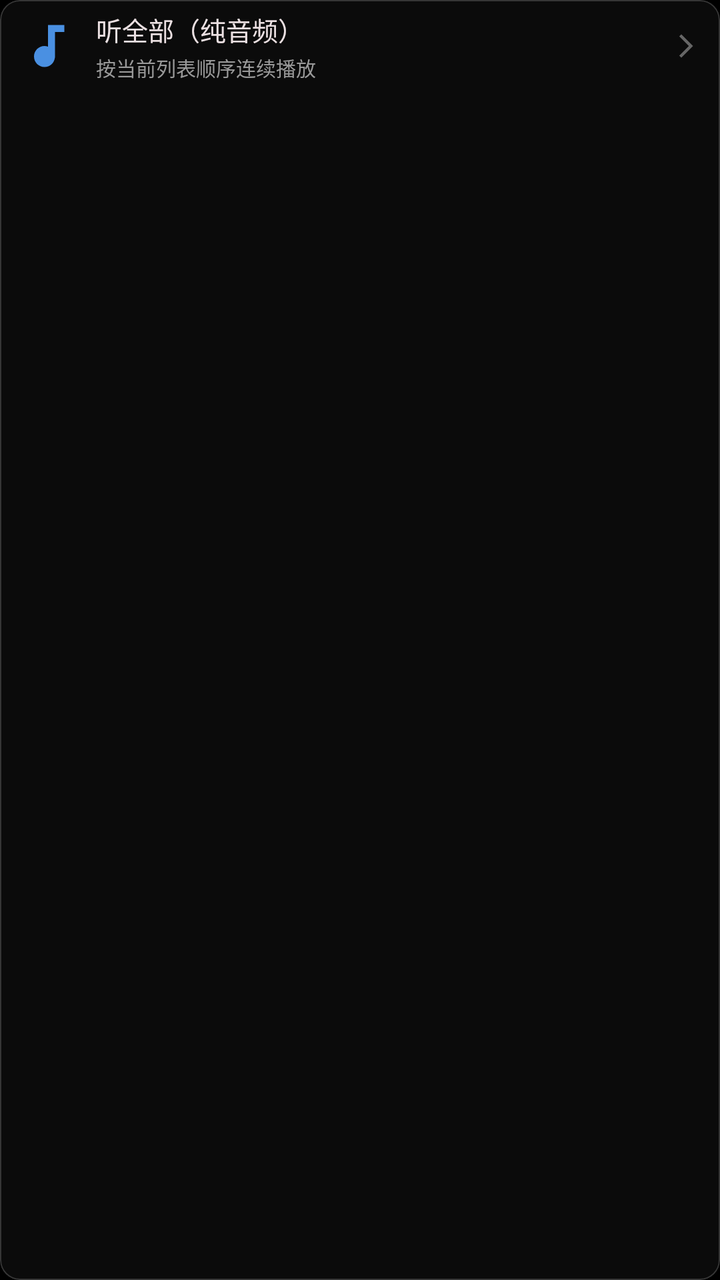
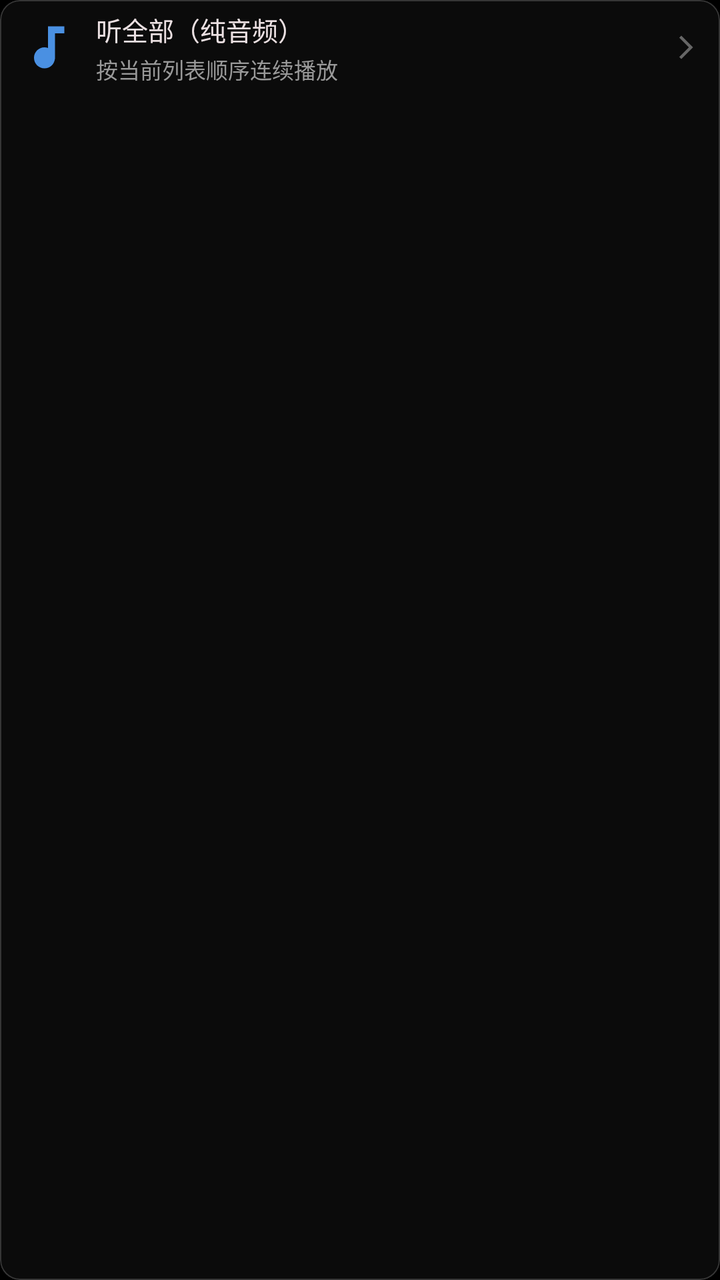

Compare the two renders of this Android layout. The source of the first and the diff that turns it into the second are given below.
<!-- AndroidManifest.xml: application theme Theme.BiliClient -->
<!-- res/layout/view_audio_entry_card.xml -->
<?xml version="1.0" encoding="utf-8"?>
<com.google.android.material.card.MaterialCardView
    xmlns:android="http://schemas.android.com/apk/res/android"
    xmlns:app="http://schemas.android.com/apk/res-auto"
    android:id="@+id/audioEntryCard"
    android:layout_width="match_parent"
    android:layout_height="wrap_content"
    android:layout_marginHorizontal="@dimen/activity_padding_horizontal"
    android:layout_marginVertical="@dimen/list_margin_vertical"
    app:cardBackgroundColor="@color/card_bg_new"
    app:cardCornerRadius="@dimen/card_round_new"
    app:cardElevation="0dp"
    app:strokeColor="@color/card_border_new"
    app:strokeWidth="@dimen/card_stroke_new">

    <LinearLayout
        android:layout_width="match_parent"
        android:layout_height="wrap_content"
        android:gravity="center_vertical"
        android:orientation="horizontal"
        android:paddingHorizontal="10dp"
        android:paddingVertical="5dp">

        <ImageView
            android:id="@+id/audioEntryIcon"
            android:layout_width="28dp"
            android:layout_height="28dp"
            android:contentDescription="纯音频播放"
            android:src="@drawable/icon_audio_only_on" />

        <LinearLayout
            android:layout_width="0dp"
            android:layout_height="wrap_content"
            android:layout_marginStart="10dp"
            android:layout_weight="1"
            android:orientation="vertical">

            <TextView
                android:id="@+id/audioEntryTitle"
                android:layout_width="match_parent"
                android:layout_height="wrap_content"
                android:ellipsize="end"
                android:singleLine="true"
                android:text="听全部（纯音频）"
                android:textColor="@color/textwhite"
                android:textSize="13sp" />

            <TextView
                android:id="@+id/audioEntrySub"
                android:layout_width="match_parent"
                android:layout_height="wrap_content"
                android:layout_marginTop="2dp"
                android:ellipsize="end"
                android:singleLine="true"
                android:text="按当前列表顺序连续播放"
                android:textColor="@color/text_gray"
                android:textSize="10sp" />
        </LinearLayout>

        <ImageView
            android:id="@+id/audioEntryArrow"
            android:layout_width="14dp"
            android:layout_height="14dp"
            android:contentDescription="进入播放"
            android:src="@drawable/arrow_forward"
            app:tint="@color/text_dim" />
    </LinearLayout>

</com.google.android.material.card.MaterialCardView>
<!-- resources referenced by this layout -->
<resources>
  <color name="card_bg_new">#4D262626</color>
  <color name="card_border_new">#363636</color>
  <color name="text_dim">#666666</color>
  <color name="text_gray">#999999</color>
  <color name="textwhite">#ebe0e2</color>
  <dimen name="activity_padding_horizontal">6dp</dimen>
  <dimen name="card_round_new">10dp</dimen>
  <dimen name="card_stroke_new">0.5dp</dimen>
  <dimen name="list_margin_vertical">2dp</dimen>
  <!-- drawable arrow_forward (drawable) -->
  <vector xmlns:android="http://schemas.android.com/apk/res/android"
      android:width="18dp"
      android:height="18dp"
      android:viewportWidth="24"
      android:viewportHeight="24">
      <path
          android:fillColor="#ebe0e2"
          android:pathData="M6.23,20.23l1.77,1.77l10,-10l-10,-10l-1.77,1.77l8.23,8.23z" />
  </vector>
  <!-- drawable icon_audio_only_on (drawable) -->
  <?xml version="1.0" encoding="utf-8"?>
  
  <vector xmlns:android="http://schemas.android.com/apk/res/android"
      android:width="24dp"
      android:height="24dp"
      android:viewportWidth="24"
      android:viewportHeight="24">
      <path
          android:fillColor="#4A90E2"
          android:pathData="M12,3v9.28c-0.47,-0.17,-0.97,-0.28,-1.5,-0.28C8.01,12 6,14.01 6,16.5S8.01,21 10.5,21c2.31,0 4.2,-1.75 4.45,-4H15V6h4V3h-7z" />
  </vector>
  <color name="bgblack">#000000</color>
  <color name="pink">#FBFB8787</color>
  <style name="TextViewSytle" parent="Widget.AppCompat.TextView">
          <item name="android:textSize">14sp</item>
          #设置默认字体大小，某些设备的默认字体偏大
      </style>
  <style name="EditTextStyle" parent="Widget.AppCompat.EditText">
          <item name="android:textColorHint">#80ffffff</item>
          <item name="android:textCursorDrawable">@drawable/cursor_drawable</item>
          <item name="android:textColor">@color/textwhite</item>
      </style>
  <style name="CardStyle" parent="Widget.MaterialComponents.CardView">
          <item name="cardBackgroundColor">@color/card_bg_new</item>
          <item name="cardCornerRadius">@dimen/card_round_new</item>
          <item name="strokeColor">@color/card_border_new</item>
          <item name="strokeWidth">@dimen/card_stroke_new</item>
          <item name="rippleColor" tools:ignore="PrivateResource">@android:color/transparent</item>
          
          <item name="cardElevation">0dp</item>
          <item name="android:stateListAnimator" tools:targetApi="lollipop">@animator/press_scale</item>
          <item name="android:clickable">true</item>
          <item name="android:focusable">true</item>
      </style>
  <style name="SwitchCompatStyle" parent="Widget.AppCompat.CompoundButton.Switch">
          <item name="android:paddingLeft">6dp</item>
          <item name="android:paddingRight">2dp</item>
          <item name="android:background">@drawable/background_edittext_setting</item>
          <item name="android:textColor">@color/textwhite</item>
      </style>
  <style name="RadioButtonStyle" parent="Widget.MaterialComponents.CompoundButton.RadioButton">
          <item name="android:minHeight">10dp</item>
      </style>
  <style name="ListStyle">
          <item name="android:descendantFocusability">afterDescendants</item>
      </style>
  <color name="bili_pink">#FE679A</color>
  <color name="color_ripple">#78FEFEFE</color>
  <!-- drawable cursor_drawable (drawable) -->
  <?xml version="1.0" encoding="utf-8"?>
  
  <shape xmlns:android="http://schemas.android.com/apk/res/android">
      <solid android:color="#eeFB7299" />
      <size android:width="2dp" />
  </shape>
  <!-- drawable background_edittext_setting (drawable) -->
  <?xml version="1.0" encoding="utf-8"?>
  
  <shape xmlns:android="http://schemas.android.com/apk/res/android">
      <solid android:color="#cc262626" />
      <stroke
          android:width="@dimen/card_stroke"
          android:color="#70707070" />
      <corners android:radius="@dimen/card_round" />
  </shape>
  <dimen name="card_stroke">0dp</dimen>
  <dimen name="card_round">6dp</dimen>
  <!-- unchanged entries left out for length: 3 -->
</resources>

<!-- the commit's change to res/layout/view_audio_entry_card.xml (unified diff, before → after) -->
@@ -54,7 +54,7 @@
                 android:singleLine="true"
                 android:text="按当前列表顺序连续播放"
                 android:textColor="@color/text_gray"
-                android:textSize="10sp" />
+                android:textSize="11sp" />
         </LinearLayout>
 
         <ImageView
<!-- resource entries referenced after the edit -->
@@ -38,7 +38,7 @@
           #设置默认字体大小，某些设备的默认字体偏大
       </style>
   <style name="EditTextStyle" parent="Widget.AppCompat.EditText">
-          <item name="android:textColorHint">#80ffffff</item>
+          <item name="android:textColorHint">@color/text_hint</item>
           <item name="android:textCursorDrawable">@drawable/cursor_drawable</item>
           <item name="android:textColor">@color/textwhite</item>
       </style>
@@ -68,11 +68,12 @@
       </style>
   <color name="bili_pink">#FE679A</color>
   <color name="color_ripple">#78FEFEFE</color>
+  <color name="text_hint">#80ffffff</color>
   <!-- drawable cursor_drawable (drawable) -->
   <?xml version="1.0" encoding="utf-8"?>
   
   <shape xmlns:android="http://schemas.android.com/apk/res/android">
-      <solid android:color="#eeFB7299" />
+      <solid android:color="#eeFE679A" />
       <size android:width="2dp" />
   </shape>
   <!-- drawable background_edittext_setting (drawable) -->
